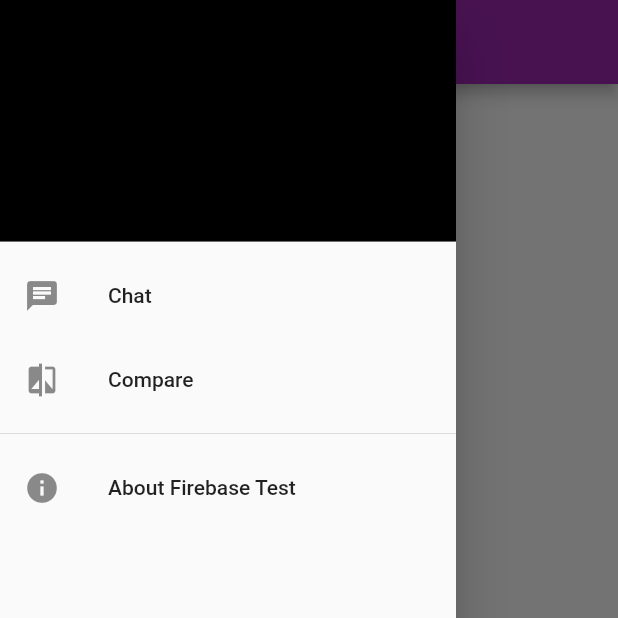
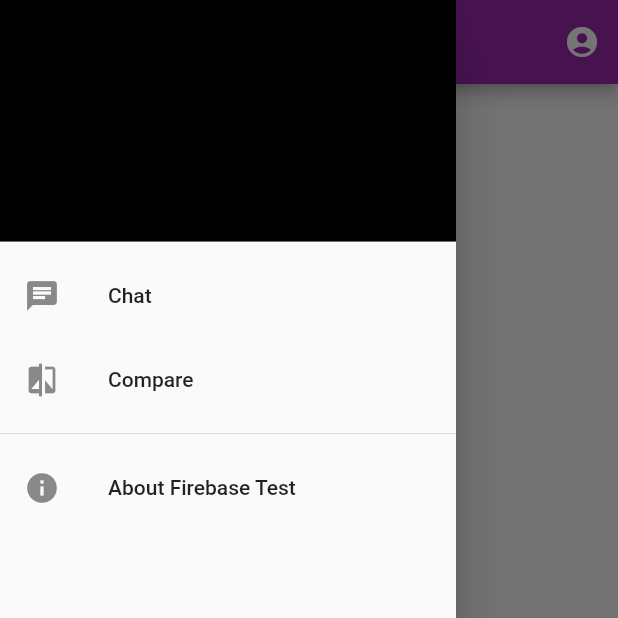
Before and after one commit to ZaraclaJ/Flutter-Firebase, a Flutter app: the screen it shows after launch, with the side drawer open, on a phone screen of 412 x 824 dp, the top half of it. Run offline on Flutter 3.47's test engine with Material 2 defaults, Android fonts, the phone set to English and light mode, and no system bars; drawn by our look-alikes of firebase_database; our stand-ins replace firebase_analytics, firebase_auth, firebase_storage, google_sign_in, image_picker; accounts and stored records are empty.

Commit message:
Add action button in app bar

```diff
--- a/firebase_sample/lib/main.dart
+++ b/firebase_sample/lib/main.dart
@@ -183,6 +183,9 @@ class ChatScreenState extends State<ChatScreen> {
         appBar: new AppBar(
           title: new Text("Firebase test"),
           elevation: Theme.of(context).platform == TargetPlatform.iOS ? 0.0 : 4.0,
+          actions: <Widget>[
+            new IconButton(icon: new Icon(Icons.account_circle), onPressed: AppContext.of(context).ensureLoggedIn),
+          ]
         ),
         drawer: new DrawerContent(),
         body: new SafeArea(
```
